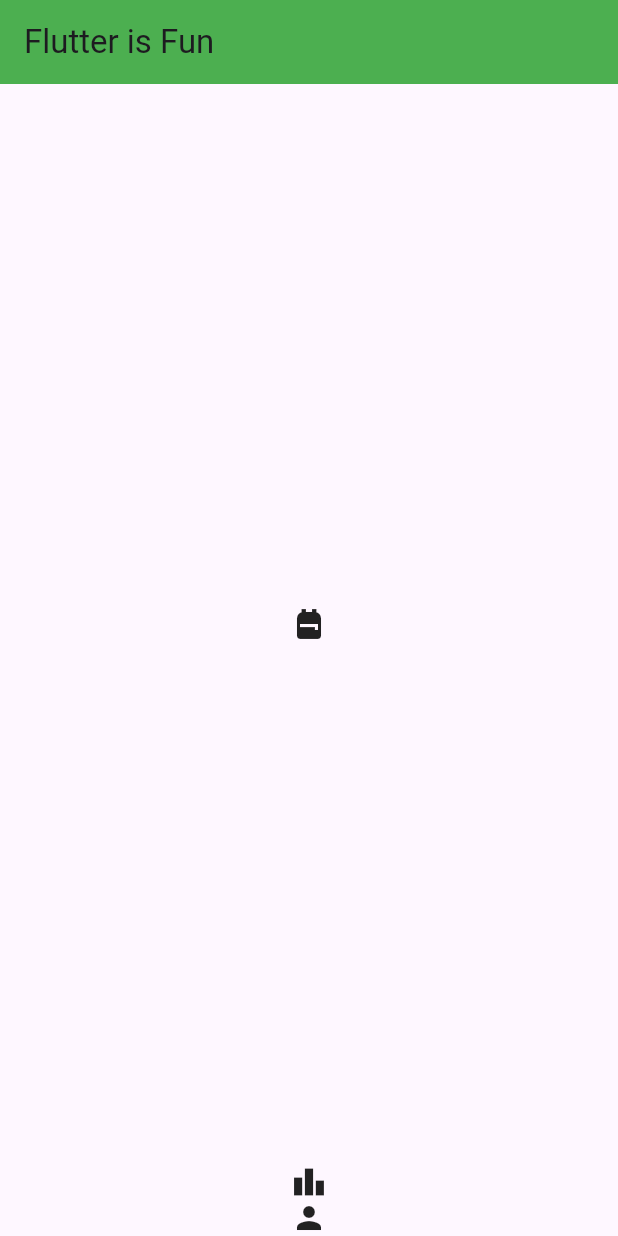
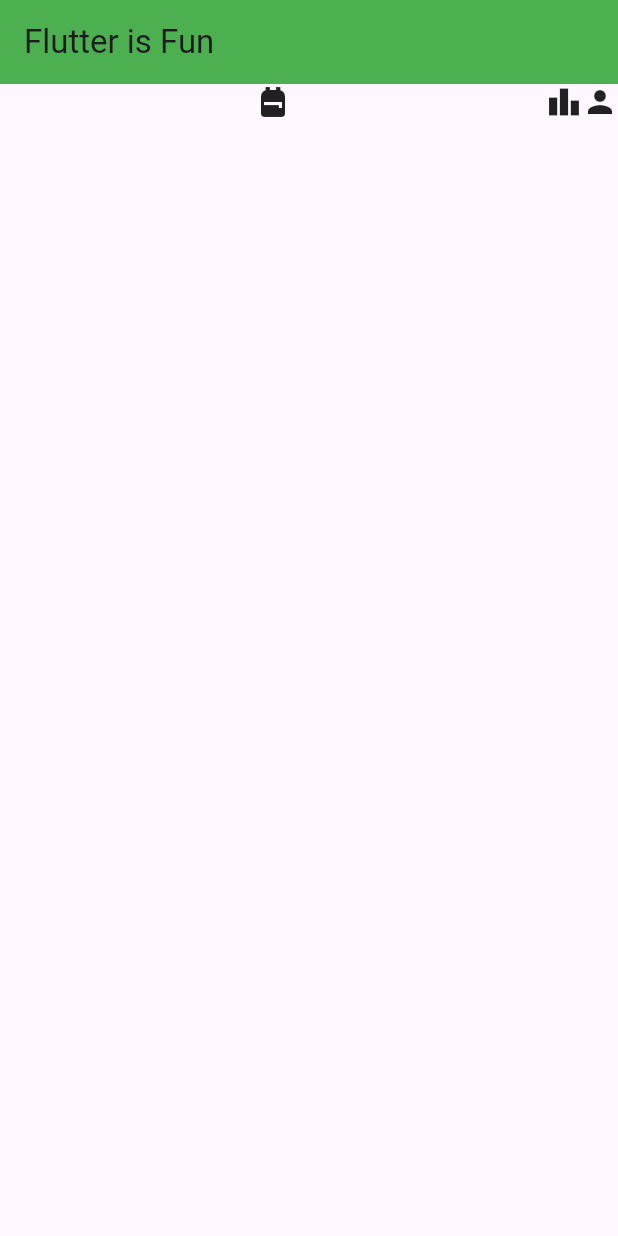
Before and after one commit to Arvindkr123/flutter_application_1, a Flutter app: the screen it shows after launch, on a phone screen of 412 x 824 dp. Run offline on Flutter 3.47's test engine with Material 3 defaults, Android fonts, the phone set to English and light mode, and no system bars.

Commit message:
i have used row here

```diff
--- a/lib/main.dart
+++ b/lib/main.dart
@@ -17,21 +17,19 @@ class MyApp extends StatelessWidget {
           backgroundColor: Colors.green,
           title: const Text('Flutter is Fun'),
         ),
-        body: SizedBox.expand(
-          child: Column(
-            mainAxisAlignment: MainAxisAlignment.start,
+        body: Row(
+          mainAxisAlignment: MainAxisAlignment.center,
           crossAxisAlignment: CrossAxisAlignment.center,
           children: const [
             Expanded(
+              flex: 2,
               child: Icon(Icons.backpack),
-                flex: 2,
             ),
             Icon(Icons.leaderboard),
             Icon(Icons.person),
           ],
         ),
       ),
-      ),
     );
   }
 }
```
Lines whose indentation alone changed are shown as unchanged.
